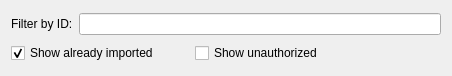
Old version of the form src/openfluid/ui/waresdev/WaresImportFilterWidget.ui in the repository OpenFLUID/openfluid.
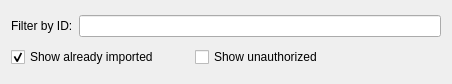
New version of the form.

The edit to the form file:
```diff
--- a/src/openfluid/ui/waresdev/WaresImportFilterWidget.ui
+++ b/src/openfluid/ui/waresdev/WaresImportFilterWidget.ui
@@ -7,7 +7,7 @@
     <x>0</x>
     <y>0</y>
     <width>452</width>
-    <height>76</height>
+    <height>84</height>
    </rect>
   </property>
   <property name="windowTitle">
```
Left out of the diff: 2 changed lines with no effect on the pictures.
